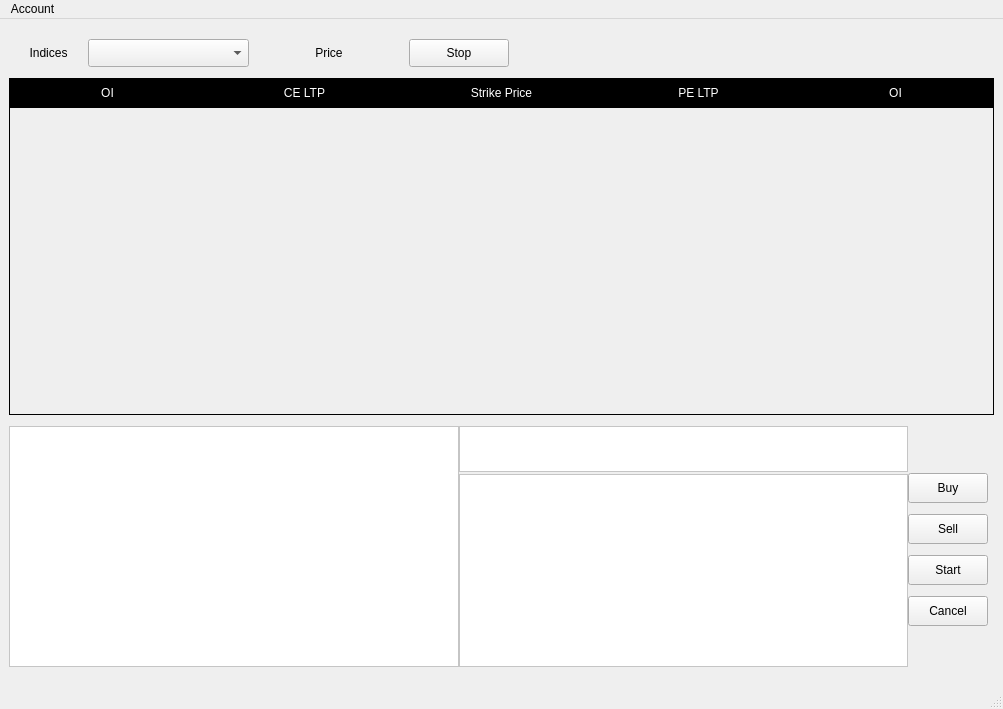
Before: the Qt Designer form python/ui/MainWindow.ui in nrajpoot1146/Trading, drawn with Qt 5.
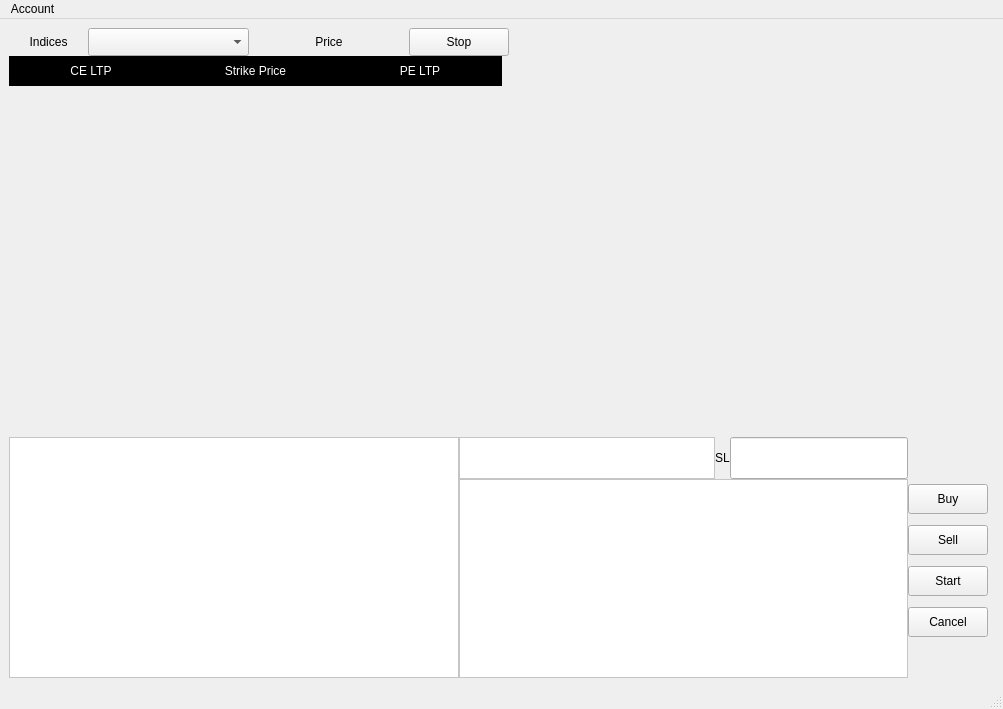
After: the same form once the commit is applied.

What changed in the file:
```diff
--- a/python/ui/MainWindow.ui
+++ b/python/ui/MainWindow.ui
@@ -114,10 +114,34 @@
        </item>
        <item>
         <widget class="QWidget" name="widget_3" native="true">
+         <layout class="QHBoxLayout" name="horizontalLayout">
+          <property name="spacing">
+           <number>0</number>
+          </property>
+          <property name="leftMargin">
+           <number>0</number>
+          </property>
+          <property name="topMargin">
+           <number>0</number>
+          </property>
+          <property name="rightMargin">
+           <number>0</number>
+          </property>
+          <property name="bottomMargin">
+           <number>0</number>
+          </property>
+          <item>
+           <widget class="QWidget" name="widget_4" native="true">
+            <property name="minimumSize">
+             <size>
+              <width>400</width>
+              <height>0</height>
+             </size>
+            </property>
          <property name="maximumSize">
           <size>
            <width>16777215</width>
-           <height>337</height>
+              <height>16777215</height>
           </size>
          </property>
          <property name="styleSheet">
@@ -125,7 +149,10 @@
 	border: 1px solid  black;
 }</string>
          </property>
-         <layout class="QGridLayout" name="gridLayout">
+            <layout class="QVBoxLayout" name="verticalLayout_7">
+             <property name="spacing">
+              <number>0</number>
+             </property>
           <property name="leftMargin">
            <number>0</number>
           </property>
@@ -138,11 +165,8 @@
           <property name="bottomMargin">
            <number>0</number>
           </property>
-          <property name="spacing">
-           <number>0</number>
-          </property>
-          <item row="0" column="0">
-           <widget class="QWidget" name="widget_4" native="true">
+             <item>
+              <widget class="QWidget" name="widget_10" native="true">
             <property name="minimumSize">
              <size>
               <width>0</width>
@@ -171,22 +195,6 @@
              <property name="bottomMargin">
               <number>0</number>
              </property>
-             <item>
-              <widget class="QLabel" name="heading">
-               <property name="styleSheet">
-                <string notr="true">QLabel{
-	background-color: rgb(0, 0, 0);
-	color: rgb(255, 255, 255);
-}</string>
-               </property>
-               <property name="text">
-                <string>OI</string>
-               </property>
-               <property name="alignment">
-                <set>Qt::AlignCenter</set>
-               </property>
-              </widget>
-             </item>
              <item>
               <widget class="QLabel" name="heading_2">
                <property name="styleSheet">
@@ -235,28 +243,27 @@
                </property>
               </widget>
              </item>
-             <item>
-              <widget class="QLabel" name="heading_5">
-               <property name="styleSheet">
-                <string notr="true">QLabel{
-	background-color: rgb(0, 0, 0);
-	color: rgb(255, 255, 255);
-}</string>
-               </property>
-               <property name="text">
-                <string>OI</string>
-               </property>
-               <property name="alignment">
-                <set>Qt::AlignCenter</set>
-               </property>
-              </widget>
-             </item>
             </layout>
            </widget>
           </item>
-          <item row="1" column="0">
-           <widget class="QWidget" name="widget_10" native="true">
+             <item>
+              <widget class="QWidget" name="widget_11" native="true">
             <layout class="QVBoxLayout" name="verticalLayout_6">
+                <property name="spacing">
+                 <number>0</number>
+                </property>
+                <property name="leftMargin">
+                 <number>0</number>
+                </property>
+                <property name="topMargin">
+                 <number>0</number>
+                </property>
+                <property name="rightMargin">
+                 <number>0</number>
+                </property>
+                <property name="bottomMargin">
+                 <number>0</number>
+                </property>
              <item>
               <layout class="QVBoxLayout" name="verticalLayout">
                <property name="spacing">
@@ -274,6 +281,12 @@
         </widget>
        </item>
        <item>
+           <widget class="QWidget" name="widget_12" native="true"/>
+          </item>
+         </layout>
+        </widget>
+       </item>
+       <item>
         <widget class="QWidget" name="widget_5" native="true">
          <property name="maximumSize">
           <size>
@@ -351,7 +364,7 @@
                   <property name="maximumSize">
                    <size>
                     <width>16777215</width>
-                    <height>48</height>
+                    <height>42</height>
                    </size>
                   </property>
                   <layout class="QHBoxLayout" name="horizontalLayout_4">
@@ -368,7 +381,7 @@
                     <number>0</number>
                    </property>
                    <property name="bottomMargin">
-                    <number>2</number>
+                    <number>0</number>
                    </property>
                    <item>
                     <widget class="QTextBrowser" name="textBrowser">
@@ -377,6 +390,20 @@
                      </property>
                     </widget>
                    </item>
+                   <item>
+                    <widget class="QLabel" name="label">
+                     <property name="text">
+                      <string>SL</string>
+                     </property>
+                    </widget>
+                   </item>
+                   <item>
+                    <widget class="QLineEdit" name="lineEdit">
+                     <property name="styleSheet">
+                      <string notr="true">height: 100%</string>
+                     </property>
+                    </widget>
+                   </item>
                   </layout>
                  </widget>
                 </item>
```
Lines whose indentation alone changed are shown as unchanged.
